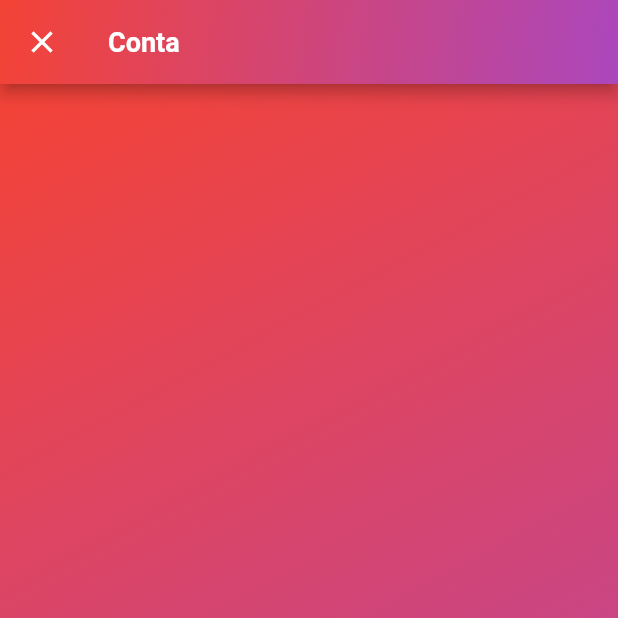
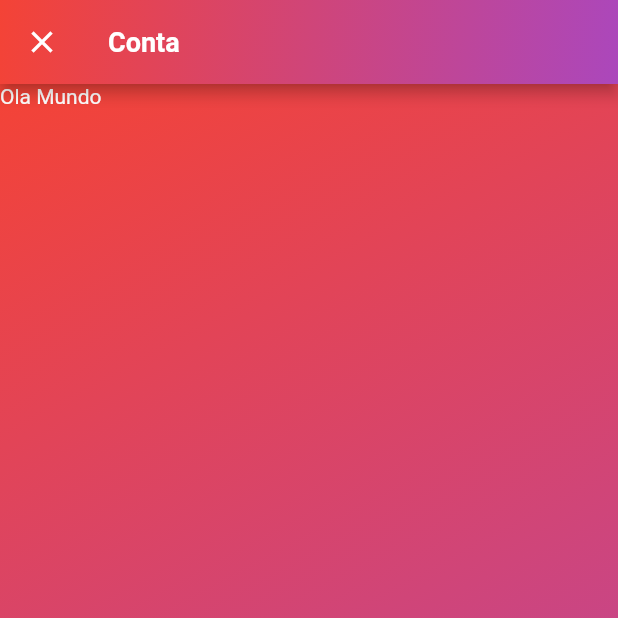
Before and after one commit to Iago111996/layout_flutter, a Flutter app: the MenuApp screen opened by its route, on a phone screen of 412 x 824 dp, the top half of it. Run offline on Flutter 3.47's test engine with Material 2 defaults, Android fonts, the phone set to English and light mode, and no system bars.

Commit message:
alteracao na page conta

```diff
--- a/lib/app_widget.dart
+++ b/lib/app_widget.dart
@@ -8,6 +8,7 @@ class MyApp extends StatelessWidget {
   @override
   Widget build(BuildContext context) {
     return MaterialApp(
+      debugShowCheckedModeBanner: false,
       title: 'Flutter Demo',
       theme: ThemeData(
         primarySwatch: Colors.purple,
--- a/lib/contaApp.dart
+++ b/lib/contaApp.dart
@@ -49,6 +49,20 @@ class _MenuAppState extends State<MenuApp> {
           ),
         ),
 
+         child: Column(
+           mainAxisAlignment: MainAxisAlignment.start,
+           crossAxisAlignment: CrossAxisAlignment.stretch,
+           children: [
+             Container(
+               child: Text(
+                 'Ola Mundo',
+                 style: TextStyle(
+                   color: Colors.white
+                 ),)
+             ),
+           ],
+         ),
+
       ),
     );
   }
```
